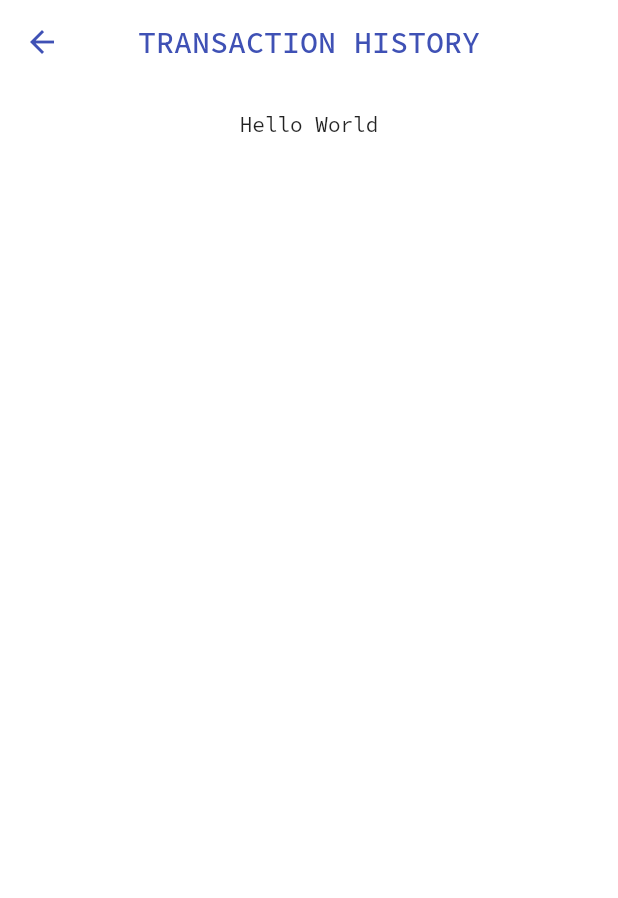
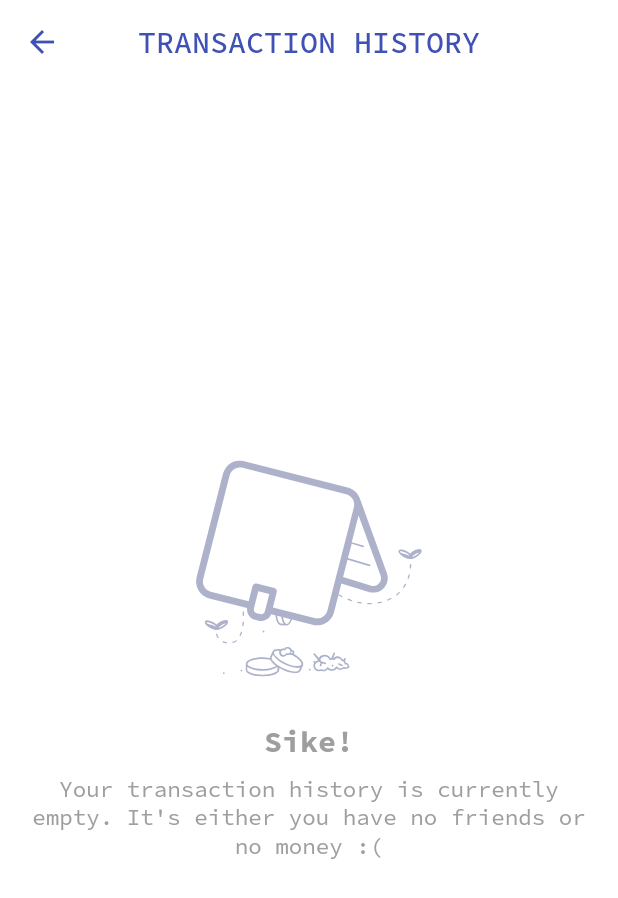
Before and after one commit to riaacordero/OOP-Module-2-Exam, a Flutter app: the TransactionScreen screen opened directly, on a phone screen of 412 x 824 dp. Shown: the top 898 px of the screen. Run offline on Flutter 3.47's test engine with Material 2 defaults, Android fonts, the phone set to English and light mode, and no system bars; our stand-ins replace flutter_svg, google_fonts, smooth_page_indicator.

Commit message:
Added UI for empty transaction history screen

```diff
--- a/lib/screens/transaction_screen.dart
+++ b/lib/screens/transaction_screen.dart
@@ -1,4 +1,5 @@
 import 'package:flutter/material.dart';
+import 'package:flutter_svg/flutter_svg.dart';
 import 'package:whizbank/database/transactions.dart';
 
 class TransactionScreen extends StatelessWidget {
@@ -19,17 +20,40 @@ class TransactionScreen extends StatelessWidget {
         decoration: BoxDecoration(
           color: Colors.white
         ),
-        child: Scrollbar(
-          child: SingleChildScrollView(
-            scrollDirection: Axis.vertical,
-            child: Padding(
-              padding: const EdgeInsets.all(18),
-              child: transactions.isEmpty
-                ? Align(
-                  alignment: Alignment.center,
-                  child: Text("Hello World"),
-                )
-                : ListView.builder(
+        child: Padding(
+          padding: const EdgeInsets.all(18),
+          child: transactions.isEmpty
+            ? Container(
+              height: MediaQuery.of(context).size.height,
+              width: MediaQuery.of(context).size.width,
+              child: Flex(
+                direction: Axis.vertical,
+                mainAxisAlignment: MainAxisAlignment.center,
+                crossAxisAlignment: CrossAxisAlignment.center,
+                children:
+                  [Column(
+                    children: [
+                      SvgPicture.asset('assets/empty-transact.svg'),
+                      Padding(padding: const EdgeInsets.symmetric(vertical:15)),
+                      Text("Sike!",style: TextStyle(
+                        fontSize: 20,
+                        fontWeight: FontWeight.bold,
+                        color: Colors.grey),
+                        textAlign: TextAlign.center,),
+                      Padding(padding: const EdgeInsets.symmetric(vertical:5)),
+                      Text("Your transaction history is currently empty. It's either you have no friends or no money :(",style: TextStyle(
+                        fontSize: 15,
+                        color: Colors.grey),
+                        textAlign: TextAlign.center,)
+                    ],
+                  ),
+                ],
+              ),
+            )
+            : Scrollbar(
+              child: SingleChildScrollView(
+                scrollDirection: Axis.vertical,
+                child: ListView.builder(
                   itemCount: transactions.length,
                   physics: ScrollPhysics(),
                   shrinkWrap: true,
@@ -71,9 +95,9 @@ class TransactionScreen extends StatelessWidget {
                       ],
                     );
                   }
-                )
+                ),
+              ),
             )
-          )
         ),
       ),
     );
```
Also changed, not shown: assets/empty-transact.svg (added).
